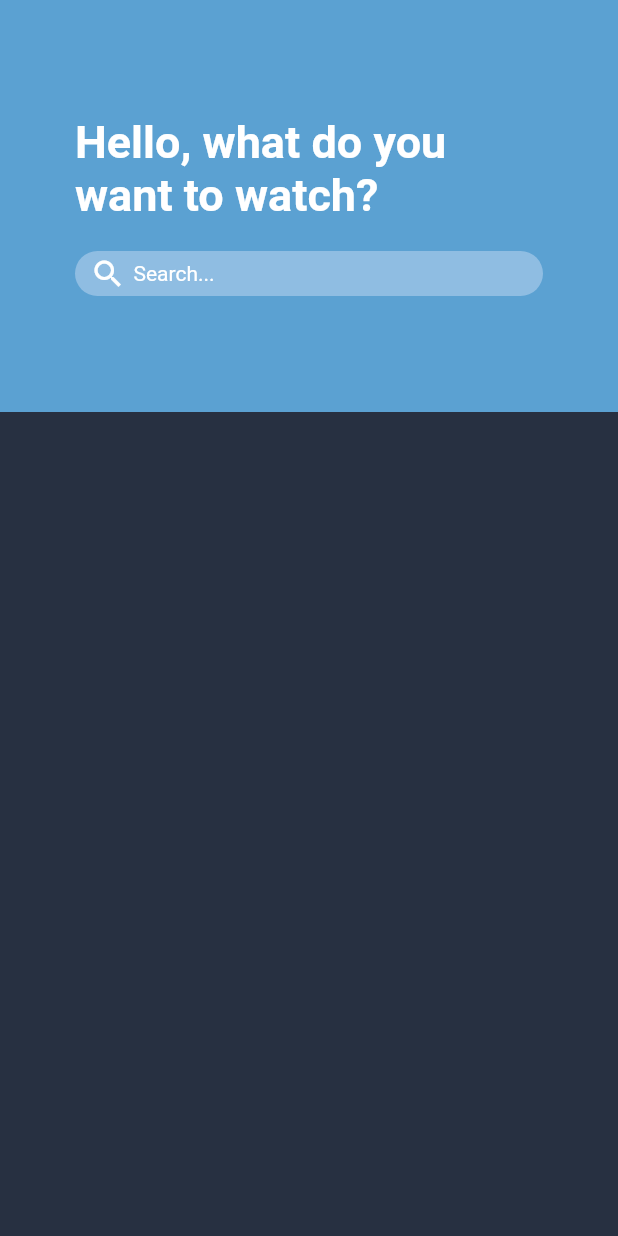
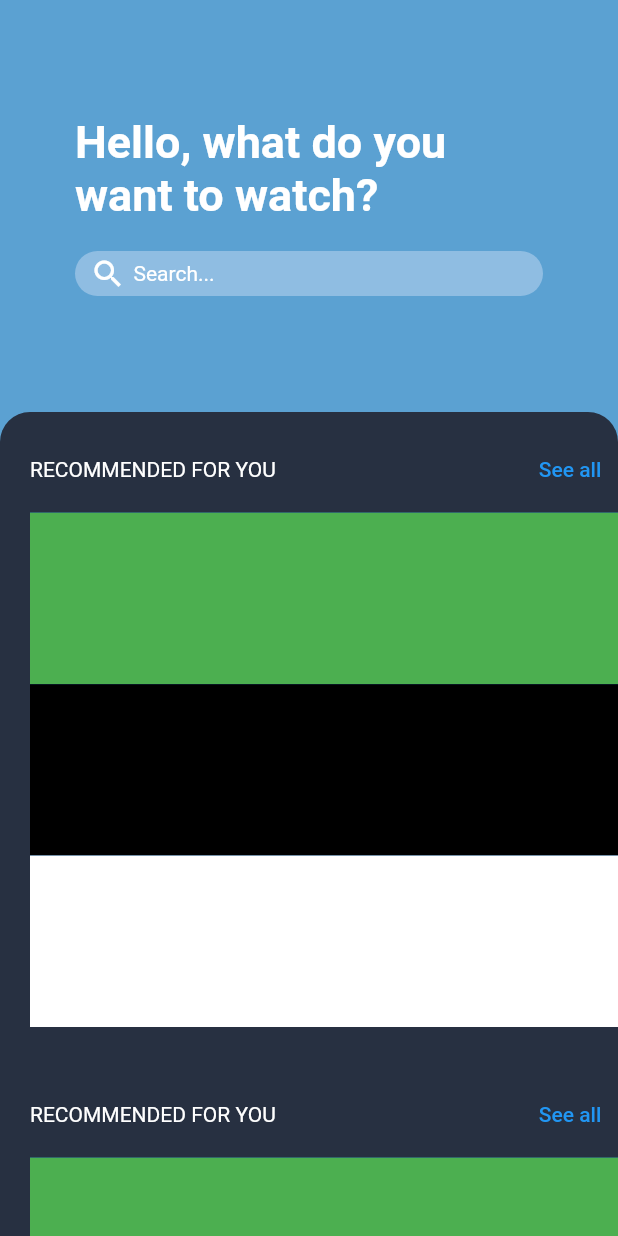
Before and after one commit to xevicode/film_app, a Flutter app: the screen it shows after launch, on a phone screen of 412 x 824 dp. Run offline on Flutter 3.47's test engine with Material 2 defaults, Android fonts, the phone set to English and light mode, and no system bars; our stand-ins replace get.

Commit message:
row in movies list widget

```diff
--- a/lib/UI/pages/home_page.dart
+++ b/lib/UI/pages/home_page.dart
@@ -1,3 +1,4 @@
+import 'package:films_app_flutter/UI/widgets/home/section_films_widget.dart';
 import 'package:films_app_flutter/UI/widgets/home/section_search_film_widget.dart';
 import 'package:flutter/material.dart';
 
@@ -7,8 +8,9 @@ class HomePage extends StatelessWidget {
   @override
   Widget build(BuildContext context) {
     return Scaffold(
+      backgroundColor: const Color.fromRGBO(91, 161, 210, 1),
       body: Column(
-        children: [
+        children: const [
           Flexible(
             flex: 1,
             child: SectionSearchFilmWidget(
@@ -17,9 +19,7 @@ class HomePage extends StatelessWidget {
           ),
           Flexible(
             flex: 2,
-            child: Container(
-              color: Color.fromARGB(255, 39, 48, 65),
-            ),
+            child: SectionFilmsWidget(),
           )
         ],
       ),
--- a/lib/UI/widgets/buttons/text_button.dart
+++ /dev/null
@@ -1,10 +0,0 @@
-import 'package:flutter/material.dart';
-
-class TextButton extends StatelessWidget {
-  const TextButton({Key? key}) : super(key: key);
-
-  @override
-  Widget build(BuildContext context) {
-    return Container();
-  }
-}
--- /dev/null
+++ b/lib/UI/widgets/home/section_films_widget.dart
@@ -0,0 +1,37 @@
+import 'package:films_app_flutter/UI/widgets/movies/movies_list_widget.dart';
+import 'package:flutter/material.dart';
+
+class SectionFilmsWidget extends StatelessWidget {
+  const SectionFilmsWidget({Key? key}) : super(key: key);
+
+  @override
+  Widget build(BuildContext context) {
+    return Container(
+      width: double.infinity,
+      decoration: const BoxDecoration(
+        color: Color.fromARGB(255, 39, 48, 65),
+        borderRadius: BorderRadius.only(
+          topLeft: Radius.circular(20),
+          topRight: Radius.circular(20),
+        ),
+      ),
+      child: ClipRRect(
+        borderRadius: const BorderRadius.only(
+          topLeft: Radius.circular(20),
+          topRight: Radius.circular(20),
+        ),
+        child: SingleChildScrollView(
+          child: Column(
+            children: const [
+              MoviesListWidget(),
+              SizedBox(
+                height: 20,
+              ),
+              MoviesListWidget(),
+            ],
+          ),
+        ),
+      ),
+    );
+  }
+}
--- a/lib/UI/widgets/home/section_search_film_widget.dart
+++ b/lib/UI/widgets/home/section_search_film_widget.dart
@@ -23,7 +23,7 @@ class SectionSearchFilmWidget extends StatelessWidget {
           children: [
             Text(
               text,
-              style: TextStyle(
+              style: const TextStyle(
                 color: Colors.white,
                 fontWeight: FontWeight.bold,
                 fontSize: 30,
@@ -50,6 +50,7 @@ class SectionSearchFilmWidget extends StatelessWidget {
                   SizedBox(
                     width: 5,
                   ),
+                  //TODO INPUT TEXT
                   Text(
                     "Search...",
                     style: TextStyle(
--- /dev/null
+++ b/lib/UI/widgets/movies/movies_list_widget.dart
@@ -0,0 +1,71 @@
+import 'package:flutter/material.dart';
+
+class MoviesListWidget extends StatelessWidget {
+  const MoviesListWidget({Key? key}) : super(key: key);
+
+  @override
+  Widget build(BuildContext context) {
+    return Container(
+      margin: const EdgeInsets.only(
+        top: 10,
+        left: 20,
+      ),
+      height: 400,
+      width: double.infinity,
+      child: Column(
+        children: [
+          Flexible(
+            flex: 1,
+            child: SizedBox(
+              height: double.infinity,
+              child: Row(
+                mainAxisAlignment: MainAxisAlignment.spaceBetween,
+                children: [
+                  const Text(
+                    "RECOMMENDED FOR YOU",
+                    style: TextStyle(
+                      color: Colors.white,
+                    ),
+                  ),
+                  TextButton(
+                      onPressed: () {
+                        print("holaMundo");
+                      },
+                      child: const Text("See all"))
+                ],
+              ),
+            ),
+          ),
+          Flexible(
+            flex: 6,
+            child: Container(
+              color: Colors.blue,
+              child: Column(
+                children: [
+                  Flexible(
+                    flex: 1,
+                    child: Container(
+                      color: Colors.green,
+                    ),
+                  ),
+                  Flexible(
+                    flex: 1,
+                    child: Container(
+                      color: Colors.black,
+                    ),
+                  ),
+                  Flexible(
+                    flex: 1,
+                    child: Container(
+                      color: Colors.white,
+                    ),
+                  )
+                ],
+              ),
+            ),
+          ),
+        ],
+      ),
+    );
+  }
+}
```
